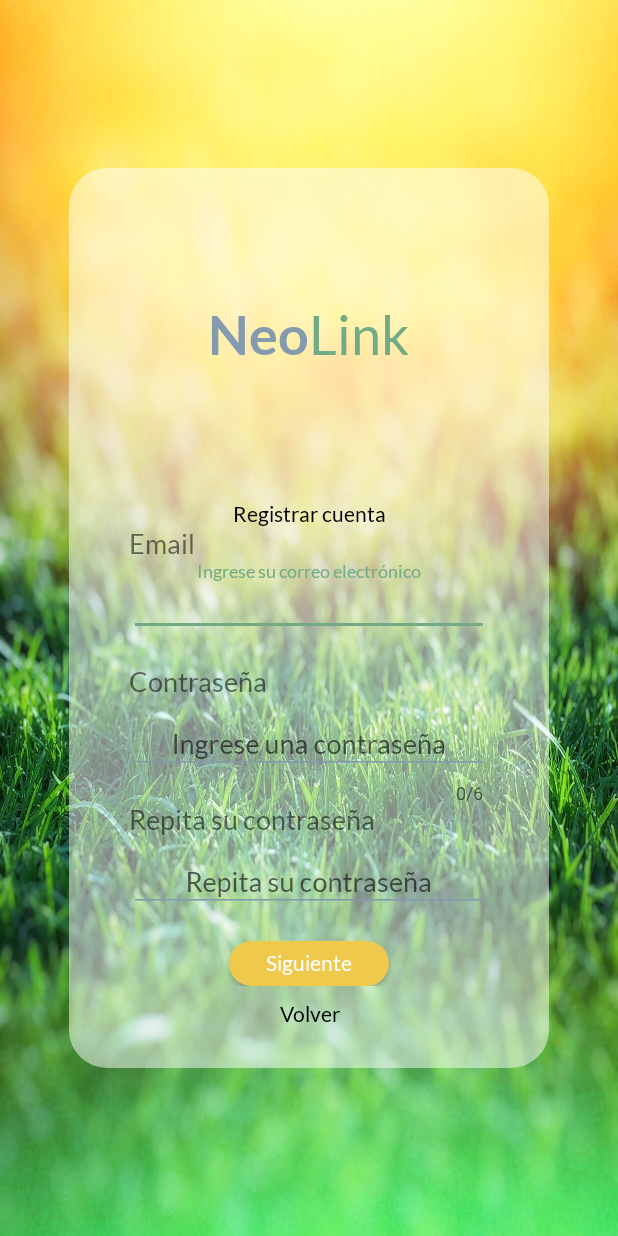
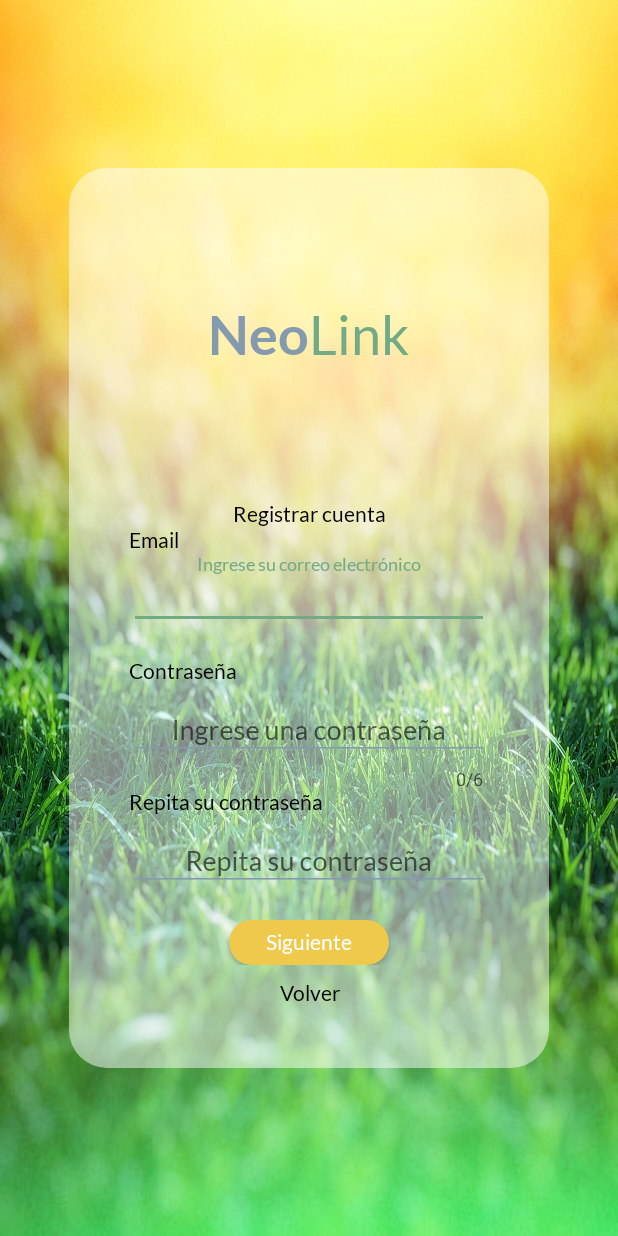
Before and after one commit to MrPeche/NeoLink, an Android app: the registroone screen opened directly, with no data from a screen before it, on a phone screen of 412 x 824 dp. Run offline under Robolectric (Android 15) with nearby library versions, the phone set to English and light mode, and no system bars.

Commit message:
Creacion de registro uno ... 9

```diff
--- a/app/src/main/res/layout/activity_main.xml
+++ b/app/src/main/res/layout/activity_main.xml
@@ -60,7 +60,8 @@
                 android:layout_height="wrap_content"
                 android:text="@string/usuario"
                 android:fontFamily="@font/lato"
-                android:textSize="18sp"/>
+                android:textSize="14sp"
+                android:textColor="#000000"/>
 
         </LinearLayout>
 
@@ -120,7 +121,8 @@
                 android:layout_height="wrap_content"
                 android:text="@string/contraseña"
                 android:fontFamily="@font/lato"
-                android:textSize="18sp"/>
+                android:textSize="14sp"
+                android:textColor="#000000"/>
         </LinearLayout>
 
         <LinearLayout
--- a/app/src/main/res/layout/activity_registroone.xml
+++ b/app/src/main/res/layout/activity_registroone.xml
@@ -70,7 +70,8 @@
                 android:layout_height="wrap_content"
                 android:text="@string/CorreoRegistroOne"
                 android:fontFamily="@font/lato"
-                android:textSize="18sp"/>
+                android:textSize="14sp"
+                android:textColor="#000000"/>
 
         </LinearLayout>
 
@@ -129,7 +130,8 @@
                 android:layout_height="wrap_content"
                 android:text="@string/ContraseñaRegistroOne"
                 android:fontFamily="@font/lato"
-                android:textSize="18sp"/>
+                android:textSize="14sp"
+                android:textColor="#000000"/>
 
         </LinearLayout>
 
@@ -192,7 +194,8 @@
                 android:layout_height="wrap_content"
                 android:text="@string/RepitaContraseñaRegistroOne"
                 android:fontFamily="@font/lato"
-                android:textSize="18sp"/>
+                android:textSize="14sp"
+                android:textColor="#000000"/>
 
         </LinearLayout>
 
--- a/app/src/main/res/layout/activity_registrothree.xml
+++ b/app/src/main/res/layout/activity_registrothree.xml
@@ -74,7 +74,8 @@
                 android:layout_height="wrap_content"
                 android:fontFamily="@font/lato"
                 android:text="@string/TituloRegistroThree"
-                android:textSize="18sp" />
+                android:textSize="14sp"
+                android:textColor="#000000"/>
 
         </LinearLayout>
 
--- a/app/src/main/res/values/styles.xml
+++ b/app/src/main/res/values/styles.xml
@@ -6,6 +6,7 @@
         <item name="colorPrimary">#849AAF</item>
         <item name="colorPrimaryDark">#3C77AF</item>
         <item name="colorAccent">#73AA86</item>
+
     </style>
 
     <style name="camposdeingreso" parent="Theme.AppCompat.Light.DarkActionBar">
```
Also changed, not shown: app/src/main/java/com/example/neolink_app/registrothree.java (+18 -0 lines), app/src/main/java/com/example/neolink_app/registrotwo.java (+25 -0 lines), app/src/main/res/layout/activity_registrotwo.xml (+5 -2 lines).
